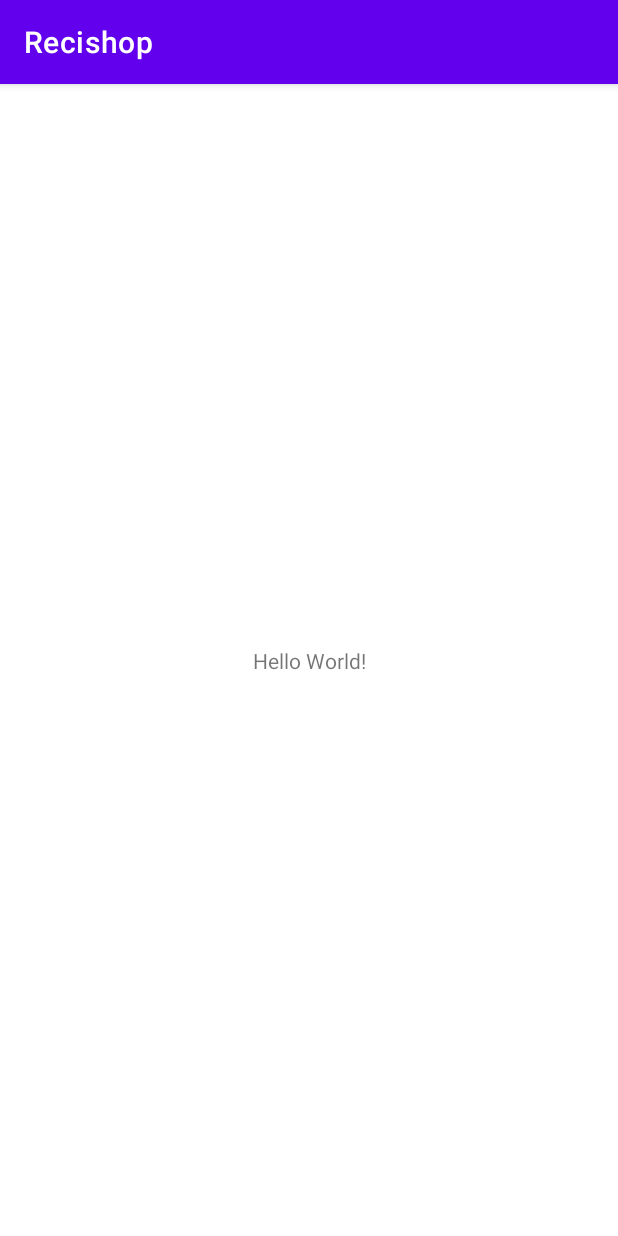
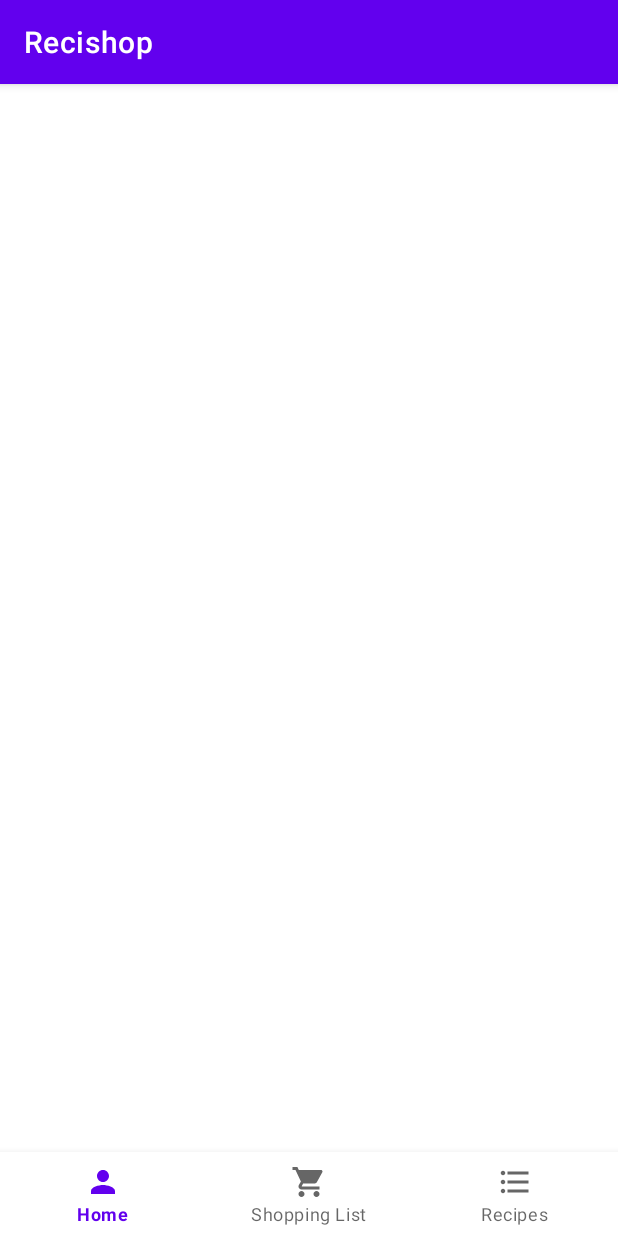
Before and after one commit to Recishop/Recishop, an Android app: the screen it shows after launch (MainActivity), on a phone screen of 412 x 824 dp. Run offline under Robolectric (Android 15) with nearby library versions, the phone set to English and light mode, and no system bars.

Commit message:
Initial fragment structure with bottom navigation bar

```diff
--- a/app/build.gradle
+++ b/app/build.gradle
@@ -33,6 +33,7 @@ dependencies {
     implementation 'androidx.appcompat:appcompat:1.2.0'
     implementation 'com.google.android.material:material:1.3.0'
     implementation 'androidx.constraintlayout:constraintlayout:2.0.4'
+    implementation 'androidx.legacy:legacy-support-v4:1.0.0'
     testImplementation 'junit:junit:4.+'
     androidTestImplementation 'androidx.test.ext:junit:1.1.2'
     androidTestImplementation 'androidx.test.espresso:espresso-core:3.3.0'
--- a/app/src/main/java/com/example/recishop/MainActivity.java
+++ b/app/src/main/java/com/example/recishop/MainActivity.java
@@ -1,14 +1,49 @@
 package com.example.recishop;
 
+import androidx.annotation.NonNull;
 import androidx.appcompat.app.AppCompatActivity;
+import androidx.fragment.app.Fragment;
+import androidx.fragment.app.FragmentManager;
 
 import android.os.Bundle;
+import android.view.MenuItem;
+
+import com.example.recishop.fragments.ProfileFragment;
+import com.google.android.material.bottomnavigation.BottomNavigationView;
 
 public class MainActivity extends AppCompatActivity {
+
+    private static final String TAG = MainActivity.class.getSimpleName();
+    final FragmentManager fragmentManager = getSupportFragmentManager();
+    BottomNavigationView bottomNavigationView;
 
     @Override
     protected void onCreate(Bundle savedInstanceState) {
         super.onCreate(savedInstanceState);
         setContentView(R.layout.activity_main);
+
+        // Navigation bar initialization
+        bottomNavigationView = findViewById(R.id.bottomNavigation);
+        bottomNavigationView.setOnNavigationItemSelectedListener(new BottomNavigationView.OnNavigationItemSelectedListener() {
+            @Override
+            public boolean onNavigationItemSelected(@NonNull MenuItem item) {
+                Fragment fragment;
+                switch (item.getItemId()) {
+                    case R.id.action_profile:
+                        fragment = new ProfileFragment();
+                        break;
+                    case R.id.action_shopping_list:
+                        fragment = new ProfileFragment();
+                        break;
+                    case R.id.action_recipe_list:
+                        fragment = new ProfileFragment();
+                        break;
+                    default:
+                        fragment = new ProfileFragment();
+                }
+                fragmentManager.beginTransaction().replace(R.id.flContainer, fragment).commit();
+                return true;
+            }
+        });
     }
 }
--- /dev/null
+++ b/app/src/main/res/drawable/ic_baseline_format_list_bulleted_24.xml
@@ -0,0 +1,11 @@
+<vector xmlns:android="http://schemas.android.com/apk/res/android"
+    android:width="24dp"
+    android:height="24dp"
+    android:viewportWidth="24"
+    android:viewportHeight="24"
+    android:tint="?attr/colorControlNormal"
+    android:autoMirrored="true">
+  <path
+      android:fillColor="@android:color/white"
+      android:pathData="M4,10.5c-0.83,0 -1.5,0.67 -1.5,1.5s0.67,1.5 1.5,1.5 1.5,-0.67 1.5,-1.5 -0.67,-1.5 -1.5,-1.5zM4,4.5c-0.83,0 -1.5,0.67 -1.5,1.5S3.17,7.5 4,7.5 5.5,6.83 5.5,6 4.83,4.5 4,4.5zM4,16.5c-0.83,0 -1.5,0.68 -1.5,1.5s0.68,1.5 1.5,1.5 1.5,-0.68 1.5,-1.5 -0.67,-1.5 -1.5,-1.5zM7,19h14v-2L7,17v2zM7,13h14v-2L7,11v2zM7,5v2h14L21,5L7,5z"/>
+</vector>
--- /dev/null
+++ b/app/src/main/res/drawable/ic_baseline_person_24.xml
@@ -0,0 +1,10 @@
+<vector xmlns:android="http://schemas.android.com/apk/res/android"
+    android:width="24dp"
+    android:height="24dp"
+    android:viewportWidth="24"
+    android:viewportHeight="24"
+    android:tint="?attr/colorControlNormal">
+  <path
+      android:fillColor="@android:color/white"
+      android:pathData="M12,12c2.21,0 4,-1.79 4,-4s-1.79,-4 -4,-4 -4,1.79 -4,4 1.79,4 4,4zM12,14c-2.67,0 -8,1.34 -8,4v2h16v-2c0,-2.66 -5.33,-4 -8,-4z"/>
+</vector>
--- /dev/null
+++ b/app/src/main/res/drawable/ic_baseline_shopping_cart_24.xml
@@ -0,0 +1,10 @@
+<vector xmlns:android="http://schemas.android.com/apk/res/android"
+    android:width="24dp"
+    android:height="24dp"
+    android:viewportWidth="24"
+    android:viewportHeight="24"
+    android:tint="?attr/colorControlNormal">
+  <path
+      android:fillColor="@android:color/white"
+      android:pathData="M7,18c-1.1,0 -1.99,0.9 -1.99,2S5.9,22 7,22s2,-0.9 2,-2 -0.9,-2 -2,-2zM1,2v2h2l3.6,7.59 -1.35,2.45c-0.16,0.28 -0.25,0.61 -0.25,0.96 0,1.1 0.9,2 2,2h12v-2L7.42,15c-0.14,0 -0.25,-0.11 -0.25,-0.25l0.03,-0.12 0.9,-1.63h7.45c0.75,0 1.41,-0.41 1.75,-1.03l3.58,-6.49c0.08,-0.14 0.12,-0.31 0.12,-0.48 0,-0.55 -0.45,-1 -1,-1L5.21,4l-0.94,-2L1,2zM17,18c-1.1,0 -1.99,0.9 -1.99,2s0.89,2 1.99,2 2,-0.9 2,-2 -0.9,-2 -2,-2z"/>
+</vector>
--- a/app/src/main/res/layout/activity_main.xml
+++ b/app/src/main/res/layout/activity_main.xml
@@ -1,18 +1,23 @@
 <?xml version="1.0" encoding="utf-8"?>
-<androidx.constraintlayout.widget.ConstraintLayout xmlns:android="http://schemas.android.com/apk/res/android"
+<RelativeLayout xmlns:android="http://schemas.android.com/apk/res/android"
     xmlns:app="http://schemas.android.com/apk/res-auto"
     xmlns:tools="http://schemas.android.com/tools"
     android:layout_width="match_parent"
     android:layout_height="match_parent"
     tools:context=".MainActivity">
 
-    <TextView
-        android:layout_width="wrap_content"
+    <FrameLayout
+        android:id="@+id/flContainer"
+        android:layout_width="match_parent"
+        android:layout_height="match_parent"
+        android:layout_above="@+id/bottomNavigation"/>
+
+    <com.google.android.material.bottomnavigation.BottomNavigationView
+        android:layout_width="match_parent"
         android:layout_height="wrap_content"
-        android:text="Hello World!"
-        app:layout_constraintBottom_toBottomOf="parent"
-        app:layout_constraintLeft_toLeftOf="parent"
-        app:layout_constraintRight_toRightOf="parent"
-        app:layout_constraintTop_toTopOf="parent" />
+        android:id="@+id/bottomNavigation"
+        android:layout_alignParentBottom="true"
+        app:menu="@menu/menu_bottom_navigation">
+    </com.google.android.material.bottomnavigation.BottomNavigationView>
 
-</androidx.constraintlayout.widget.ConstraintLayout>
+</RelativeLayout>
--- /dev/null
+++ b/app/src/main/res/menu/menu_bottom_navigation.xml
@@ -0,0 +1,23 @@
+<?xml version="1.0" encoding="utf-8"?>
+<menu
+    xmlns:android="http://schemas.android.com/apk/res/android"
+    xmlns:app="http://schemas.android.com/apk/res-auto">
+
+    <item
+        android:id="@+id/action_profile"
+        android:icon="@drawable/ic_baseline_person_24"
+        android:title="Home"
+        app:showAsAction="always" />
+
+    <item
+        android:id="@+id/action_shopping_list"
+        android:icon="@drawable/ic_baseline_shopping_cart_24"
+        android:title="Shopping List"
+        app:showAsAction="always" />
+    <item
+        android:id="@+id/action_recipe_list"
+        android:icon="@drawable/ic_baseline_format_list_bulleted_24"
+        android:title="Recipes"
+        app:showAsAction="always" />
+
+</menu>
--- a/app/src/main/res/values/strings.xml
+++ b/app/src/main/res/values/strings.xml
@@ -1,3 +1,5 @@
 <resources>
     <string name="app_name">Recishop</string>
+    <!-- TODO: Remove or change this placeholder text -->
+    <string name="hello_blank_fragment">Hello blank fragment</string>
 </resources>
```
Also changed, not shown: app/src/main/java/com/example/recishop/fragments/ProfileFragment.java (added, +75 -0 lines), app/src/main/res/layout/fragment_profile.xml (added, +14 -0 lines).
